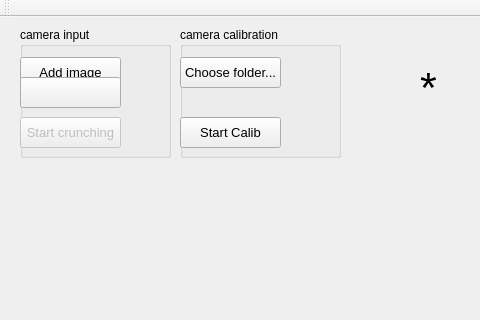
iras/JAPCE, file mainwindow.ui: the form before one commit; both pictures show x 0 to 480 and y 0 to 320 of the 913 by 688 pixel window.
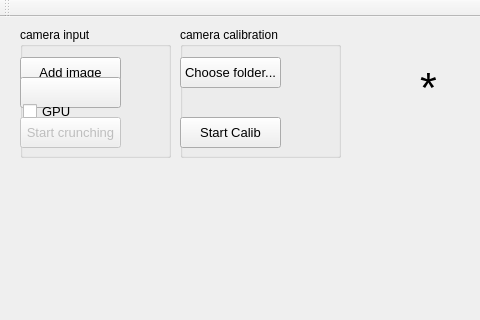
The form after the commit.

```diff
--- a/mainwindow.ui
+++ b/mainwindow.ui
@@ -94,6 +94,24 @@
       <string>Start crunching</string>
      </property>
     </widget>
+    <widget class="QCheckBox" name="checkbox_GPU">
+     <property name="geometry">
+      <rect>
+       <x>3</x>
+       <y>74</y>
+       <width>51</width>
+       <height>20</height>
+      </rect>
+     </property>
+     <property name="font">
+      <font>
+       <pointsize>10</pointsize>
+      </font>
+     </property>
+     <property name="text">
+      <string>GPU ?</string>
+     </property>
+    </widget>
    </widget>
    <widget class="QGroupBox" name="groupBox_2">
     <property name="geometry">
```
